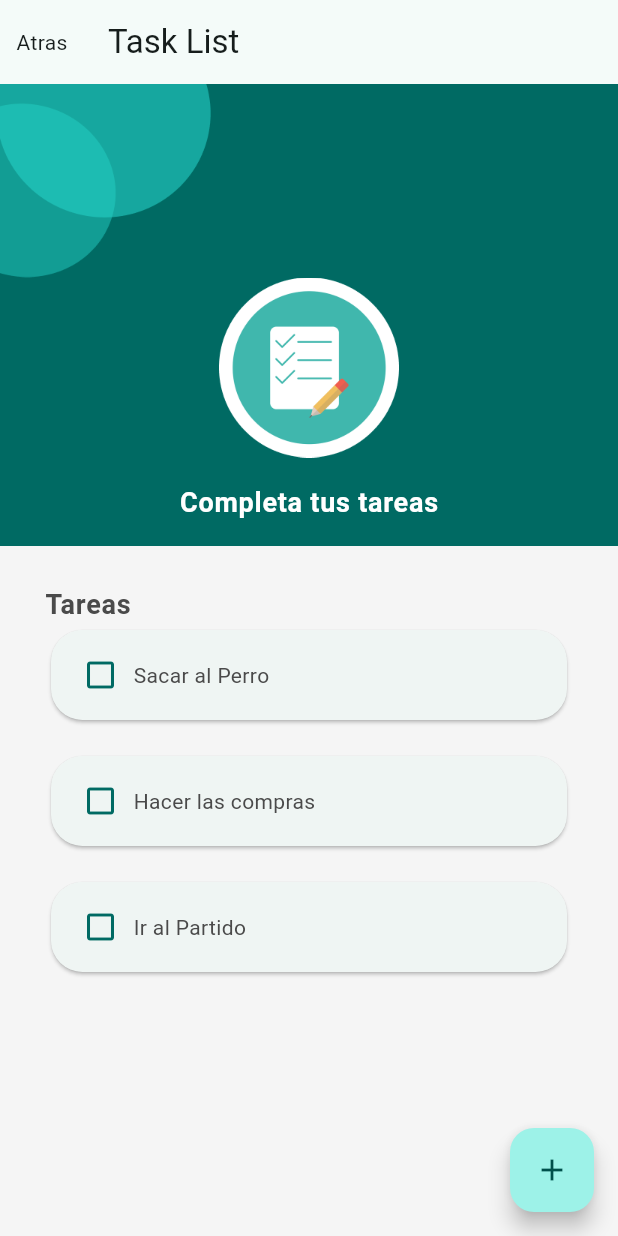
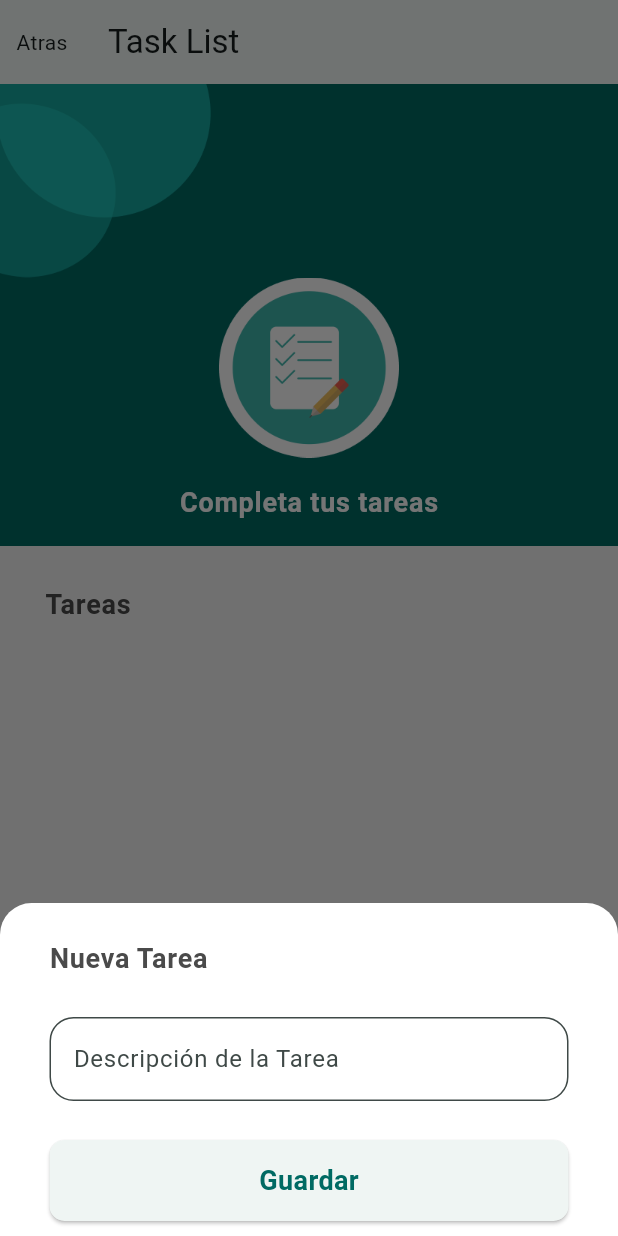
Before and after one commit to Eswin-Poroj/task-list-flutter, a Flutter app: the TaskListPage screen opened directly, after a tap on the "add" icon, on a phone screen of 412 x 824 dp. Run offline on Flutter 3.47's test engine with Material 3 defaults, Android fonts, the phone set to English and light mode, and no system bars; Roboto replaces fonts that are missing (Poppins).

Commit message:
Tiene la función de guardar y actualizar las listas de tareas

```diff
--- a/lib/app/view/task_list/task_list_page.dart
+++ b/lib/app/view/task_list/task_list_page.dart
@@ -11,7 +11,7 @@ class TaskListPage extends StatefulWidget {
 }
 
 class _TaskListPageState extends State<TaskListPage> {
-  int count = 0;
+  final taskList = <Task>[];
 
   @override
   void initState() {
@@ -45,23 +45,99 @@ class _TaskListPageState extends State<TaskListPage> {
           ),
         ),
       ),
-      body: const Column(
+      body: Column(
         crossAxisAlignment: CrossAxisAlignment.start,
         children: [
-          Header(),
-          Expanded(child: _TaskList()),
+          const Header(),
+          Expanded(
+              child: _TaskList(
+            taskList,
+            onTaskDoneChange: (task) {
+              task.doneTask = !task.doneTask;
+              setState(() {});
+            },
+          )),
         ],
       ),
       floatingActionButton: FloatingActionButton(
-        onPressed: () {
+        onPressed: () => _showNewTaskModal(context),
+        /*() {
           setState(() {
             //Esto sirve para actualizar la pantalla de la app.
             count++;
           });
-        },
+        },*/
         child: const Icon(
           Icons.add,
         ),
+      ),
+    );
+  }
+
+  void _showNewTaskModal(BuildContext context) {
+    showModalBottomSheet(
+        context: context,
+        isScrollControlled:
+            true, // Esto sirve para qué se se adapte el contenedor a los elementos qué contiene este y el scroll lo controla este widget
+        builder: (_) => _NewTaskModal(
+              onTaskCreated: (Task task) {
+                setState(() {
+                  taskList.add(task);
+                });
+              },
+            ));
+  }
+}
+
+class _NewTaskModal extends StatelessWidget {
+  _NewTaskModal({super.key, required this.onTaskCreated});
+
+  final _controller = TextEditingController();
+  final void Function(Task task) onTaskCreated;
+
+  @override
+  Widget build(BuildContext context) {
+    return Container(
+      padding: EdgeInsets.only(
+          top: 23,
+          left: 33,
+          right: 33,
+          bottom: MediaQuery.of(context).viewInsets.bottom +
+              10), // Esto hace qué el modal no sea ocultado por el teclado del telefono
+      //padding: const EdgeInsets.symmetric(horizontal: 33, vertical: 23),
+      decoration: const BoxDecoration(
+        borderRadius: BorderRadius.vertical(top: Radius.circular(21)),
+        color: Colors.white,
+      ),
+      child: Column(
+        mainAxisSize: MainAxisSize.min,
+        crossAxisAlignment: CrossAxisAlignment.start,
+        children: [
+          const TitleAppH1('Nueva Tarea'),
+          const SizedBox(height: 26),
+          TextField(
+            controller: _controller,
+            decoration: InputDecoration(
+              filled: true, //Esto es para darle un color de relleno
+              fillColor: Colors.white, //Aquí le asignamos el color del relleno
+              border: OutlineInputBorder(
+                borderRadius: BorderRadius.circular(16),
+              ),
+              hintText: 'Descripción de la Tarea',
+            ),
+          ),
+          const SizedBox(height: 26),
+          ElevatedButton(
+            onPressed: () {
+              if (_controller.text.isNotEmpty) {
+                final task = Task(_controller.text);
+                onTaskCreated(task);
+                Navigator.of(context).pop();
+              }
+            },
+            child: Text('Guardar'),
+          ),
+        ],
       ),
     );
   }
@@ -152,19 +228,12 @@ class Header extends StatelessWidget {
   }
 }
 
-class _TaskList extends StatefulWidget {
-  const _TaskList({super.key});
+class _TaskList extends StatelessWidget {
+  const _TaskList(this.taskList, {super.key, required this.onTaskDoneChange});
 
-  @override
-  State<_TaskList> createState() => _TaskListState();
-}
+  final List<Task> taskList;
+  final void Function(Task task) onTaskDoneChange;
 
-class _TaskListState extends State<_TaskList> {
-  final taskList = <Task>[
-    Task('Sacar al Perro'),
-    Task('Hacer las compras'),
-    Task('Ir al Partido'),
-  ];
   @override
   Widget build(BuildContext context) {
     return Padding(
@@ -178,10 +247,7 @@ class _TaskListState extends State<_TaskList> {
               itemBuilder: (context, index) {
                 return _TaskItem(
                   taskList[index],
-                  onTap: () {
-                    taskList[index].doneTask = !taskList[index].doneTask;
-                    setState(() {});
-                  },
+                  onTap: () => onTaskDoneChange(taskList[index]),
                 );
               },
               separatorBuilder: (_, __) => const SizedBox(height: 16),
--- a/pubspec.yaml
+++ b/pubspec.yaml
@@ -35,6 +35,7 @@ dependencies:
   # The following adds the Cupertino Icons font to your application.
   # Use with the CupertinoIcons class for iOS style icons.
   cupertino_icons: ^1.0.6
+  shared_preferences: ^2.3.2
 
 dev_dependencies:
   flutter_test:
```
Also changed, not shown: lib/app/app.dart (+19 -0 lines), pubspec.lock, 1 other file.
